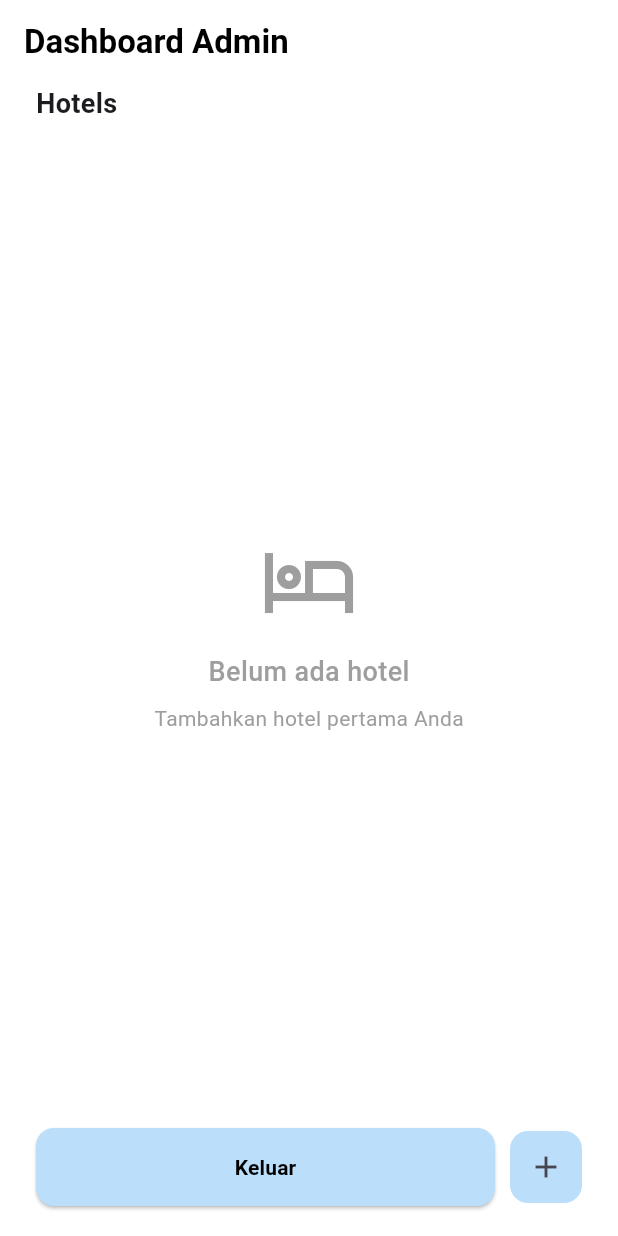
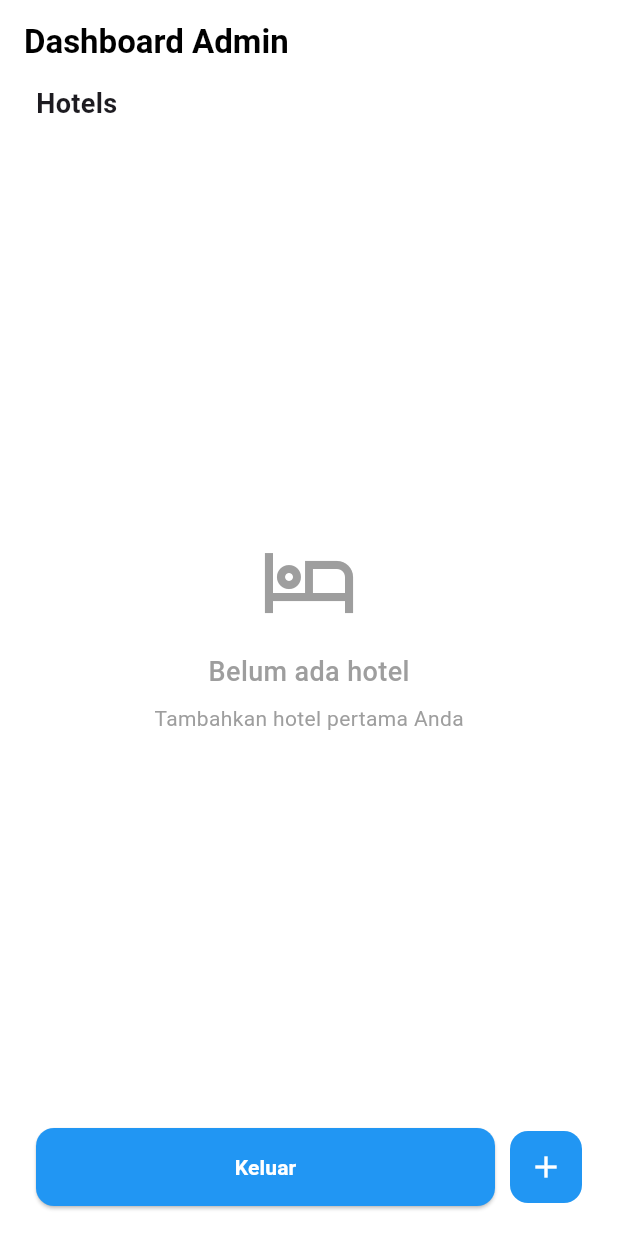
Before and after one commit to alifahfwzy/alianta_gostay, a Flutter app: the BerandaAdmin screen opened directly, on a phone screen of 412 x 824 dp. Run offline on Flutter 3.47's test engine with Material 3 defaults, Android fonts, the phone set to English and light mode, and no system bars; our stand-ins replace supabase_flutter; accounts and stored records are empty; network calls fail.

Commit message:
edit beranda admin

```diff
--- a/lib/beranda_admin.dart
+++ b/lib/beranda_admin.dart
@@ -52,24 +52,18 @@ class _BerandaAdminState extends State<BerandaAdmin> {
   }
 
   void _tambahHotel() {
-    // Navigate to Tambah Hotel page
     Navigator.push(
       context,
       MaterialPageRoute(builder: (context) => const TambahHotel()),
     ).then((_) {
-      // Refresh halaman setelah kembali dari tambah hotel
       _loadHotels();
     });
   }
 
   void _editHotel(int index) {
-    // Untuk sementara, tampilkan snackbar
-    // Nanti bisa diupdate untuk navigasi ke halaman edit
     ScaffoldMessenger.of(context).showSnackBar(
-      SnackBar(
-        content: Text(
-          'Fitur edit hotel "${_hotels[index].name}" akan segera tersedia',
-        ),
+      const SnackBar(
+        content: Text('Fitur edit hotel akan segera tersedia'),
         backgroundColor: Colors.orange,
       ),
     );
@@ -92,11 +86,10 @@ class _BerandaAdminState extends State<BerandaAdmin> {
             ElevatedButton(
               onPressed: () async {
                 Navigator.of(context).pop();
-
                 try {
                   await HotelService.deleteHotel(_hotels[index].id!);
                   _showSnackBar('Hotel berhasil dihapus', Colors.green);
-                  _loadHotels(); // Refresh data
+                  _loadHotels();
                 } catch (e) {
                   _showSnackBar('Gagal menghapus hotel: $e', Colors.red);
                 }
@@ -111,11 +104,10 @@ class _BerandaAdminState extends State<BerandaAdmin> {
   }
 
   void _keluar() {
-    // Navigate to Tampilan Awal (main screen)
     Navigator.pushAndRemoveUntil(
       context,
       MaterialPageRoute(builder: (context) => const TampilanAwal()),
-      (route) => false, // Remove all previous routes
+      (route) => false,
     );
   }
 
@@ -274,13 +266,19 @@ class _BerandaAdminState extends State<BerandaAdmin> {
                     },
                   ),
                 ),
-            Row(
+          ],
+        ),
+      ),
+      bottomNavigationBar: SafeArea(
+        child: Padding(
+          padding: const EdgeInsets.fromLTRB(24, 0, 24, 20),
+          child: Row(
             children: [
               Expanded(
                 child: ElevatedButton(
                   onPressed: _keluar,
                   style: ElevatedButton.styleFrom(
-                      backgroundColor: Colors.blue.shade100,
+                    backgroundColor: Colors.blue,
                     padding: const EdgeInsets.symmetric(vertical: 16),
                     shape: RoundedRectangleBorder(
                       borderRadius: BorderRadius.circular(12),
@@ -289,7 +287,7 @@ class _BerandaAdminState extends State<BerandaAdmin> {
                   child: const Text(
                     "Keluar",
                     style: TextStyle(
-                        color: Colors.black,
+                      color: Colors.white,
                       fontWeight: FontWeight.bold,
                     ),
                   ),
@@ -298,18 +296,16 @@ class _BerandaAdminState extends State<BerandaAdmin> {
               const SizedBox(width: 10),
               Container(
                 decoration: BoxDecoration(
-                    color: Colors.blue.shade100,
+                  color: Colors.blue,
                   borderRadius: BorderRadius.circular(12),
                 ),
                 child: IconButton(
                   onPressed: _tambahHotel,
-                    icon: const Icon(Icons.add),
+                  icon: const Icon(Icons.add, color: Colors.white),
                 ),
               ),
             ],
           ),
-            const SizedBox(height: 20),
-          ],
         ),
       ),
     );
```
Lines whose indentation alone changed are shown as unchanged.
